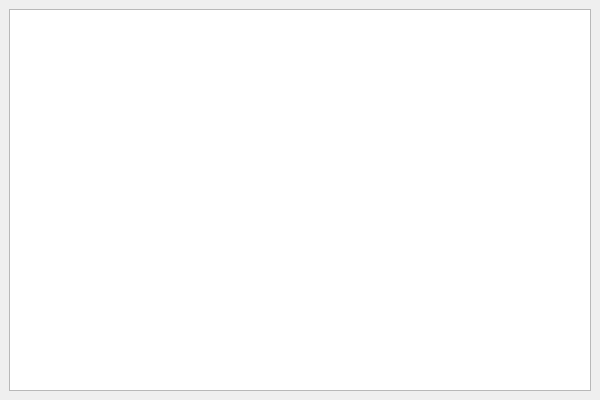
Qt form qtui/src/mainwindow.ui (hpmachining/ComponentInventory) before a commit.
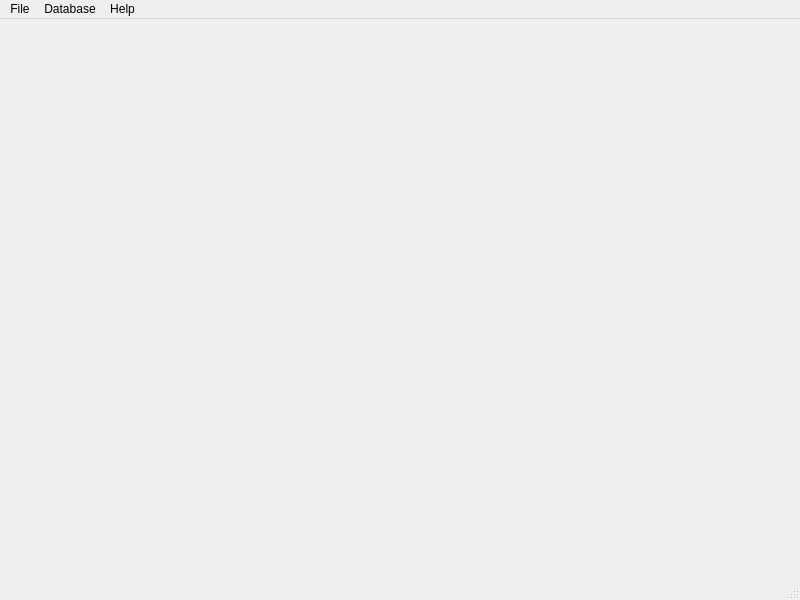
The same form after that commit.

Commit message: Basic framework for main window implemented.

The edit to the form file:
```diff
--- a/qtui/src/mainwindow.ui
+++ b/qtui/src/mainwindow.ui
@@ -3,15 +3,80 @@
  <class>MainWindow</class>
  <widget class="QMainWindow" name="MainWindow">
   <property name="geometry">
-   <rect><x>0</x><y>0</y><width>600</width><height>400</height></rect>
+   <rect>
+    <x>0</x>
+    <y>0</y>
+    <width>800</width>
+    <height>600</height>
+   </rect>
   </property>
-  <widget class="QWidget" name="centralwidget">
-   <layout class="QVBoxLayout" name="verticalLayout">
-    <item>
-     <widget class="QTableView" name="tableView"/>
-    </item>
-   </layout>
+  <property name="windowTitle">
+   <string>MainWindow</string>
+  </property>
+  <widget class="QWidget" name="centralwidget"/>
+  <widget class="QMenuBar" name="menubar">
+   <property name="geometry">
+    <rect>
+     <x>0</x>
+     <y>0</y>
+     <width>800</width>
+     <height>19</height>
+    </rect>
+   </property>
+   <widget class="QMenu" name="menuFile">
+    <property name="title">
+     <string>File</string>
+    </property>
+    <addaction name="actionNewDb"/>
+    <addaction name="actionOpenDb"/>
+    <addaction name="actionCloseDb"/>
+    <addaction name="separator"/>
+    <addaction name="actionExit"/>
+   </widget>
+   <widget class="QMenu" name="menuDatabase">
+    <property name="title">
+     <string>Database</string>
+    </property>
+   </widget>
+   <widget class="QMenu" name="menuHelp">
+    <property name="title">
+     <string>Help</string>
+    </property>
+    <addaction name="actionAbout"/>
+   </widget>
+   <addaction name="menuFile"/>
+   <addaction name="menuDatabase"/>
+   <addaction name="menuHelp"/>
   </widget>
+  <widget class="QStatusBar" name="statusbar"/>
+  <action name="actionExit">
+   <property name="text">
+    <string>E&amp;xit</string>
+   </property>
+   <property name="shortcut">
+    <string>Ctrl+Q</string>
+   </property>
+  </action>
+  <action name="actionAbout">
+   <property name="text">
+    <string>&amp;About</string>
+   </property>
+  </action>
+  <action name="actionNewDb">
+   <property name="text">
+    <string>&amp;New Database</string>
+   </property>
+  </action>
+  <action name="actionOpenDb">
+   <property name="text">
+    <string>&amp;Open Database</string>
+   </property>
+  </action>
+  <action name="actionCloseDb">
+   <property name="text">
+    <string>&amp;Close Database</string>
+   </property>
+  </action>
  </widget>
  <resources/>
  <connections/>
```
The commit also changes 3 other files.
